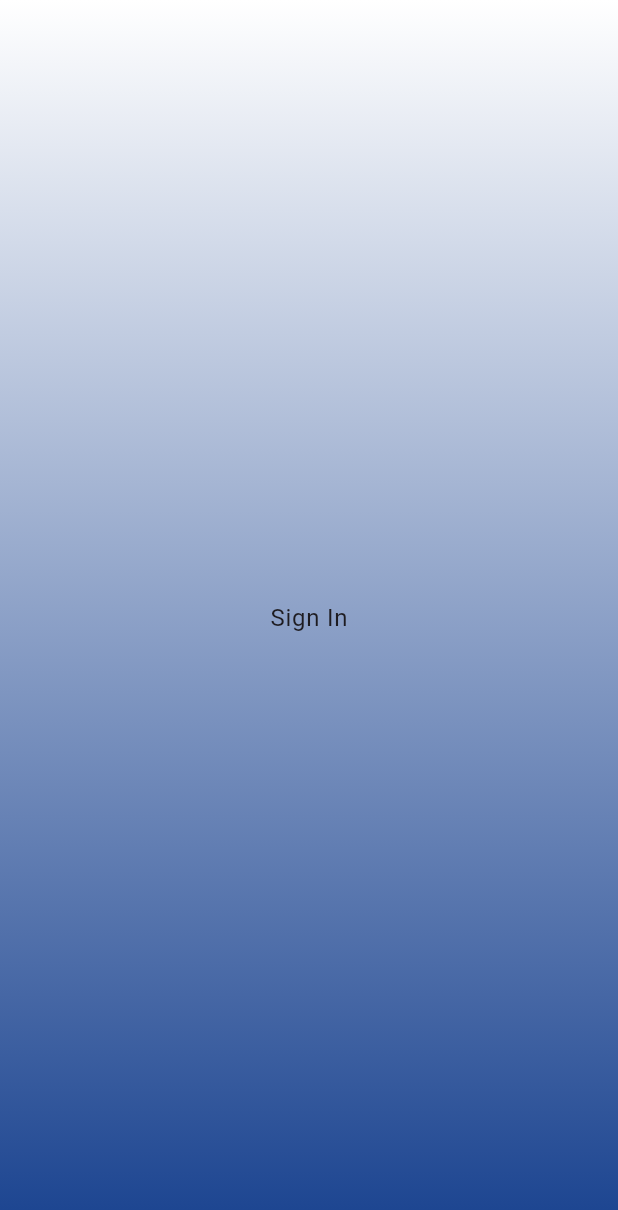
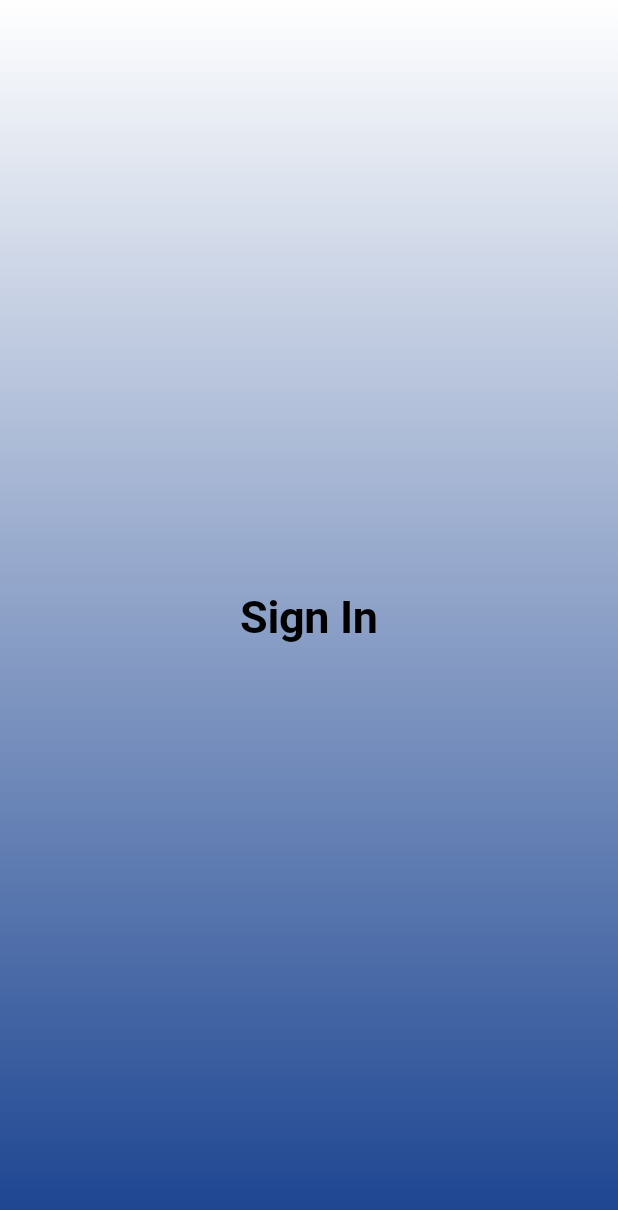
Before and after one commit to hamzaMalik469/iub_transport_app, a Flutter app: the screen it shows after launch, after a tap on "Sign In", on a phone screen of 412 x 824 dp. Shown: the top 1210 px of the screen. Run offline on Flutter 3.47's test engine with Material 3 defaults, Android fonts, the phone set to English and light mode, and no system bars; our stand-ins replace google_fonts.

Commit message:
Second commit

```diff
--- a/lib/src/constants/text_strings.dart
+++ b/lib/src/constants/text_strings.dart
@@ -1,5 +1,3 @@
-import 'package:flutter/material.dart';
-
 const String wellcomeText = 'Wellcome To IUB Transport';
-const String DecriptionText =
+const String decriptionText =
     'This application is for help student to save their time, this facility is free';
--- a/lib/src/features/authentication/screens/new_user_screen.dart
+++ b/lib/src/features/authentication/screens/new_user_screen.dart
@@ -1,4 +1,5 @@
 import 'package:flutter/material.dart';
+import 'package:google_fonts/google_fonts.dart';
 import 'package:transport_app_iub/src/constants/colors_string.dart';
 import 'package:transport_app_iub/src/constants/text_strings.dart';
 import 'package:transport_app_iub/src/features/authentication/screens/sing_in_screen.dart';
@@ -48,6 +49,7 @@ class NewUserScreen extends StatelessWidget {
             ),
             child: Column(
               crossAxisAlignment: CrossAxisAlignment.center,
+              mainAxisAlignment: MainAxisAlignment.center,
               children: [
                 Text(
                   wellcomeText,
@@ -57,7 +59,7 @@ class NewUserScreen extends StatelessWidget {
                   height: 10,
                 ),
                 Text(
-                  DecriptionText,
+                  decriptionText,
                   style: Theme.of(context).textTheme.bodyMedium,
                 ),
                 const SizedBox(
@@ -68,7 +70,7 @@ class NewUserScreen extends StatelessWidget {
                     Navigator.push(
                         context,
                         MaterialPageRoute(
-                            builder: (context) => SignInScreen()));
+                            builder: (context) => const SignInScreen()));
                   },
                   child: Container(
                     width: 90,
@@ -96,10 +98,14 @@ class NewUserScreen extends StatelessWidget {
                             left: Radius.circular(20),
                             right: Radius.circular(20))),
                     child: Center(
-                        child: Text('Sign In',
-                            style: Theme.of(context).textTheme.bodyMedium)),
+                      child: Text('Sign In',
+                          style: GoogleFonts.roboto(
+                              color: Colors.black,
+                              fontSize: 15,
+                              fontWeight: FontWeight.bold)),
+                    ),
                   ),
-                ),
+                )
               ],
             ),
           ),
--- a/lib/src/features/authentication/screens/sing_in_screen.dart
+++ b/lib/src/features/authentication/screens/sing_in_screen.dart
@@ -24,7 +24,7 @@ class SignInScreen extends StatelessWidget {
           mainAxisAlignment: MainAxisAlignment.center,
           crossAxisAlignment: CrossAxisAlignment.center,
           children: [
-            Text('Sign In', style: Theme.of(context).textTheme.bodyLarge),
+            Text('Sign In', style: Theme.of(context).textTheme.displayLarge),
           ],
         ),
       ),
--- a/lib/src/uitils/theme_widgets/text_theme.dart
+++ b/lib/src/uitils/theme_widgets/text_theme.dart
@@ -5,20 +5,16 @@ import 'package:google_fonts/google_fonts.dart';
 
 class MyTextTheme {
   static TextTheme LightTextTheme = TextTheme(
-    displayLarge: TextStyle(
+    displayLarge: const TextStyle(
       fontWeight: FontWeight.bold,
       color: Colors.black,
-      fontSize: 20,
+      fontSize: 30,
     ),
     bodyMedium: GoogleFonts.roboto(),
   );
 
   static TextTheme DarkTextTheme = TextTheme(
-      displayLarge: GoogleFonts.roboto(),
-      // displayLarge: TextStyle(
-      //   fontWeight: FontWeight.bold,
-      //   color: Colors.white,
-      //   fontSize: 25,
-      // ),
-      bodyMedium: TextStyle(color: Colors.white));
+      displayLarge:
+          GoogleFonts.roboto(fontSize: 30, fontWeight: FontWeight.bold),
+      bodyMedium: GoogleFonts.roboto(color: Colors.white38));
 }
```
Also changed, not shown: pubspec.lock.
